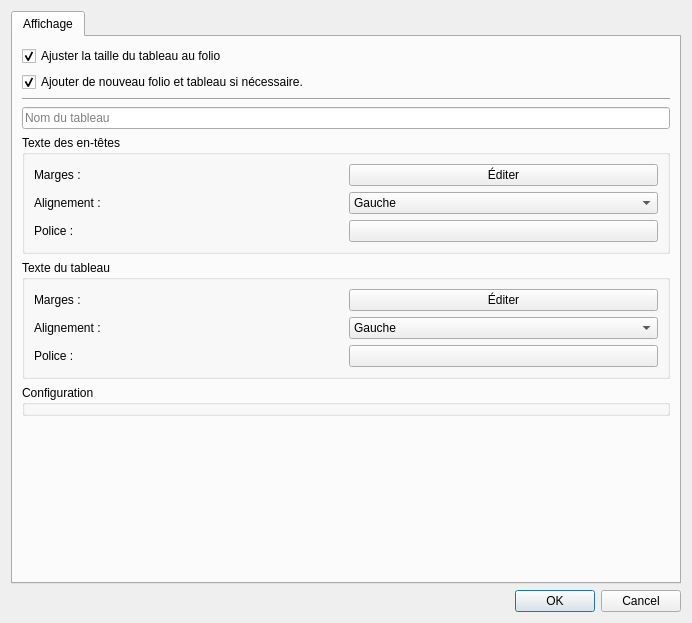
Above: sources/factory/ui/addtabledialog.ui from qelectrotech/qelectrotech-source-mirror before the change. Below: the same form after it.
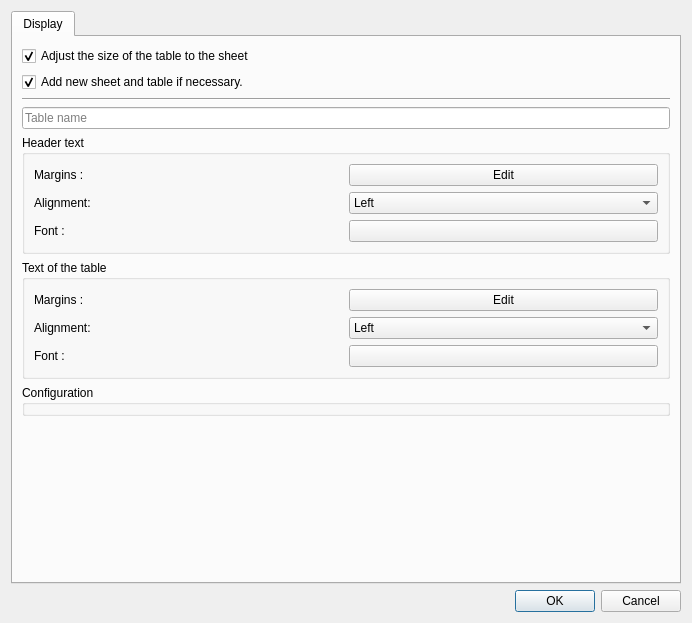
That is the form after the change. Custom widgets are drawn as their Qt base class.

```diff
--- a/sources/factory/ui/addtabledialog.ui
+++ b/sources/factory/ui/addtabledialog.ui
@@ -21,7 +21,7 @@
      </property>
      <widget class="QWidget" name="m_display_tab">
       <attribute name="title">
-       <string>Affichage</string>
+       <string>Display</string>
       </attribute>
       <layout class="QVBoxLayout" name="verticalLayout_2">
        <item>
@@ -30,7 +30,7 @@
           <bool>true</bool>
          </property>
          <property name="text">
-          <string>Ajuster la taille du tableau au folio</string>
+          <string>Adjust the size of the table to the sheet</string>
          </property>
          <property name="checked">
           <bool>true</bool>
@@ -43,7 +43,7 @@
           <bool>true</bool>
          </property>
          <property name="text">
-          <string>Ajouter de nouveau folio et tableau si nécessaire.</string>
+          <string>Add new sheet and table if necessary.</string>
          </property>
          <property name="checked">
           <bool>true</bool>
@@ -63,21 +63,21 @@
           <string/>
          </property>
          <property name="placeholderText">
-          <string>Nom du tableau</string>
+          <string>Table name</string>
          </property>
         </widget>
        </item>
        <item>
         <widget class="QGroupBox" name="groupBox">
          <property name="title">
-          <string>Texte des en-têtes</string>
+          <string>Header text</string>
          </property>
          <layout class="QGridLayout" name="gridLayout">
           <item row="1" column="1">
            <widget class="QComboBox" name="m_header_alignment_cb">
             <item>
              <property name="text">
-              <string>Gauche</string>
+              <string>Left</string>
              </property>
             </item>
             <item>
@@ -95,14 +95,14 @@
           <item row="2" column="0">
            <widget class="QLabel" name="label_3">
             <property name="text">
-             <string>Police :</string>
+             <string>Font :</string>
             </property>
            </widget>
           </item>
           <item row="0" column="1">
            <widget class="QPushButton" name="m_edit_header_margins_pb">
             <property name="text">
-             <string>Éditer</string>
+             <string>Edit</string>
             </property>
            </widget>
           </item>
@@ -116,14 +116,14 @@
           <item row="0" column="0">
            <widget class="QLabel" name="label">
             <property name="text">
-             <string>Marges :</string>
+             <string>Margins :</string>
             </property>
            </widget>
           </item>
           <item row="1" column="0">
            <widget class="QLabel" name="label_2">
             <property name="text">
-             <string>Alignement :</string>
+             <string>Alignment:</string>
             </property>
            </widget>
           </item>
@@ -133,27 +133,27 @@
        <item>
         <widget class="QGroupBox" name="groupBox_2">
          <property name="title">
-          <string>Texte du tableau</string>
+          <string>Text of the table</string>
          </property>
          <layout class="QGridLayout" name="gridLayout_2">
           <item row="0" column="0">
            <widget class="QLabel" name="label_4">
             <property name="text">
-             <string>Marges :</string>
+             <string>Margins :</string>
             </property>
            </widget>
           </item>
           <item row="0" column="1">
            <widget class="QPushButton" name="m_table_margins_pb">
             <property name="text">
-             <string>Éditer</string>
+             <string>Edit</string>
             </property>
            </widget>
           </item>
           <item row="1" column="0">
            <widget class="QLabel" name="label_5">
             <property name="text">
-             <string>Alignement :</string>
+             <string>Alignment:</string>
             </property>
            </widget>
           </item>
@@ -161,7 +161,7 @@
            <widget class="QComboBox" name="m_table_alignment_cb">
             <item>
              <property name="text">
-              <string>Gauche</string>
+              <string>Left</string>
              </property>
             </item>
             <item>
@@ -179,7 +179,7 @@
           <item row="2" column="0">
            <widget class="QLabel" name="label_6">
             <property name="text">
-             <string>Police :</string>
+             <string>Font :</string>
             </property>
            </widget>
           </item>
```
Left out of the diff: 10 changed lines with no effect on the pictures.
